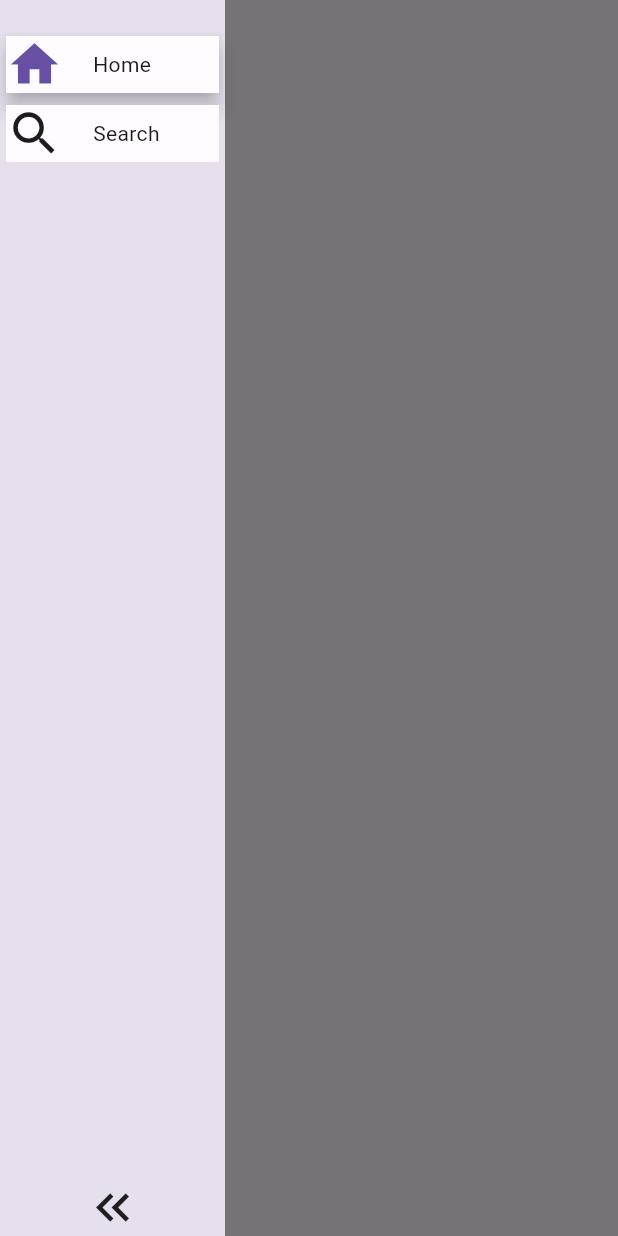
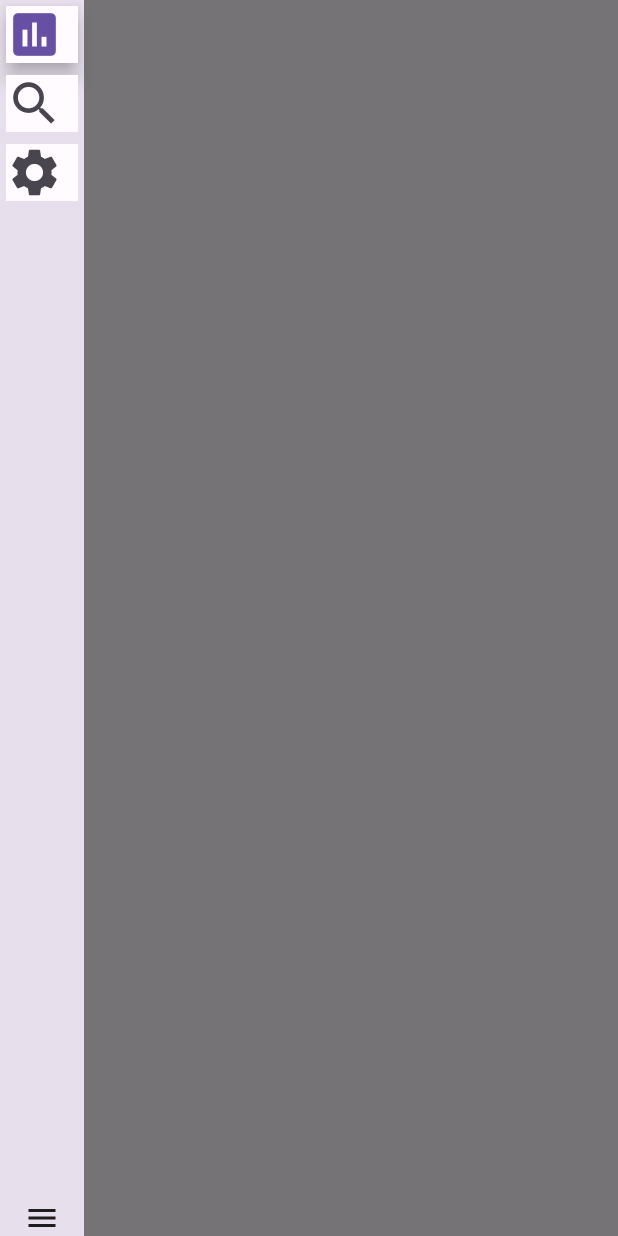
Before and after one commit to jairoLAlves/b3-stocks-price, a Flutter app: the screen it shows after launch, with the side drawer open, on a phone screen of 412 x 824 dp. Run offline on Flutter 3.47's test engine with Material 2 defaults, Android fonts, the phone set to English and light mode, and no system bars; our stand-ins replace dio, flutter_svg, syncfusion_flutter_charts; missing offline and left inert: candlesticks_plus, chart_sparkline, jovial_svg.

Commit message:
atualizando menu principal, adicionando animações no gráfico, e tornando mais responsivo.

```diff
--- a/lib/components/item_menu_principal.dart
+++ b/lib/components/item_menu_principal.dart
@@ -1,58 +1,76 @@
 import 'package:flutter/material.dart';
 
 import '../model/Item_menu_principal_model.dart';
+import 'package:provider/provider.dart';
 
-class ItemMenuPrincipal extends StatefulWidget {
+import '../providers/menu_principal_provider.dart';
+
+class ItemMenuPrincipal extends StatelessWidget {
   final ItemMenuPrincipalModel item;
-  final AnimationController animationController;
+  final bool isSelected;
+  final void Function() onTap;
+  final AnimationController animatedController;
 
   const ItemMenuPrincipal({
     super.key,
     required this.item,
-    required this.animationController,
+    required this.isSelected,
+    required this.onTap,
+    required this.animatedController,
   });
-
-  @override
-  State<ItemMenuPrincipal> createState() => _ItemMenuPrincipalState();
-}
-
-class _ItemMenuPrincipalState extends State<ItemMenuPrincipal> {
-  late Animation<double> widthAnimation;
-  @override
-  void initState() {
-    super.initState();
-    widthAnimation =
-        Tween<double>(begin: 150, end: 50).animate(widget.animationController);
-  }
 
   @override
   Widget build(BuildContext context) {
     return InkWell(
-      onTap: widget.item.onTap,
-      child: Container(
-        width: widthAnimation.value,
+      onTap: () {
+        if (!isSelected) item.onTap();
+        onTap();
+      },
+      child: Consumer<MenuPrincipalProvider>(
+        builder: (context, controllerMenu, child) {
+          return ValueListenableBuilder(
+            valueListenable: controllerMenu.progressAnimated,
+            builder: (context, value, child) {
+              return Container(
+                // width: animationWidth.controllerMenu,
                 child: Card(
-          shape: const RoundedRectangleBorder(borderRadius: BorderRadius.zero),
-          color: Theme.of(context).colorScheme.background,
-          elevation: widget.item.isSelected ? 5 : 0,
+                  shape: const RoundedRectangleBorder(
+                      borderRadius: BorderRadius.zero),
+                  //color: Theme.of(context).colorScheme.background,
+                  elevation: isSelected ? 5 : 0,
                   child: Row(
                     children: [
                       Icon(
-                widget.item.icon,
+                        item.icon,
                         size: 38,
-                color: widget.item.isSelected
+                        color: isSelected
                             ? Theme.of(context).colorScheme.primary
-                    : Theme.of(context).colorScheme.onSurface,
+                            : Theme.of(context).colorScheme.onSurfaceVariant,
                       ),
-              if (widthAnimation.value > 110) ...[
-                const SizedBox(
-                  width: 20,
+                      if (value >= 0.6 && animatedController.isAnimating ||
+                          controllerMenu.isCollapsedMenu.value &&
+                              !animatedController.isAnimating)
+                        AnimatedContainer(
+                          curve: Curves.linearToEaseOut,
+                          duration: const Duration(milliseconds: 1000),
+                          child: Text(
+                            item.title,
+                            style: isSelected
+                                ? TextStyle(
+                                    fontWeight: FontWeight.bold,
+                                    color:
+                                        Theme.of(context).colorScheme.primary,
+                                  )
+                                : const TextStyle(),
                           ),
-                Text(widget.item.title),
-              ]
+                        )
                     ],
                   ),
                 ),
+              );
+            },
+          );
+        },
       ),
     );
   }
--- a/lib/components/navigation_drawer_principal.dart
+++ b/lib/components/navigation_drawer_principal.dart
@@ -1,8 +1,9 @@
 import 'package:flutter/material.dart';
-
 import '../model/Item_menu_principal_model.dart';
+import '../providers/menu_principal_provider.dart';
 import '../routes/routes_pages.dart';
 import 'item_menu_principal.dart';
+import 'package:provider/provider.dart';
 
 class NavigationDrawerPrincipal extends StatefulWidget {
   const NavigationDrawerPrincipal({super.key});
@@ -14,40 +15,27 @@ class NavigationDrawerPrincipal extends StatefulWidget {
 
 class _NavigationDrawerPrincipalState extends State<NavigationDrawerPrincipal>
     with SingleTickerProviderStateMixin {
-  final double maxWidth = 150.0;
-  final double minWidth = 50.0;
-  late AnimationController _animationController;
-  late Animation<double> widthAnimation;
+  late final AnimationController _animatedController;
+  late final MenuPrincipalProvider controller;
 
   @override
   void initState() {
     super.initState();
-    _animationController = AnimationController(
-      vsync: this,
-      duration: const Duration(seconds: 1),
-    );
-    widthAnimation = Tween<double>(begin: maxWidth, end: minWidth)
-        .animate(_animationController);
+    controller = context.read<MenuPrincipalProvider>();
+    _animatedController = AnimationController(
+        vsync: this, duration: const Duration(milliseconds: 2000));
+    _animatedController.addListener(() {
+      controller.progressAnimated.value = _animatedController.value;
+    });
   }
 
   @override
   void dispose() {
     super.dispose();
-    _animationController.dispose();
+    _animatedController.dispose();
   }
 
-  bool isExpanded = false;
-  void setIsExpanded() => setState(() {
-        isExpanded = !isExpanded;
-        isExpanded
-            ? _animationController.forward()
-            : _animationController.reverse();
-      });
-
   Widget buildHeader(BuildContext context) => Container(
-        height: 20,
-        color: Theme.of(context).colorScheme.primary,
-        padding: EdgeInsets.only(top: MediaQuery.of(context).padding.top),
         child: Column(
           children: const [],
         ),
@@ -55,68 +43,83 @@ class _NavigationDrawerPrincipalState extends State<NavigationDrawerPrincipal>
 
   @override
   Widget build(BuildContext context) {
-    //final bool isExpanded = MediaQuery.of(context).size.width >= 640;
+    bool bigSize = MediaQuery.of(context).size.width >= 640;
 
     final List<ItemMenuPrincipalModel> intensMenuPrincipal = [
       ItemMenuPrincipalModel(
-        title: 'Home',
-        icon: Icons.home,
-        index: 0,
-        isSelected: ItemMenuPrincipalModel.indexSelected == 0,
+        title: 'Dashboard',
+        icon: Icons.insert_chart,
         onTap: () {
-          if (ItemMenuPrincipalModel.indexSelected != 0) {
-            //Navigator.pop(context);
+          setState(() {
             Navigator.of(context).pushReplacementNamed(RoutesPages.HOME);
-            ItemMenuPrincipalModel.indexSelected = 0;
-          }
+          });
         },
       ),
       ItemMenuPrincipalModel(
         title: 'Search',
         icon: Icons.search,
-        index: 1,
-        isSelected: ItemMenuPrincipalModel.indexSelected == 1,
         onTap: () {
-          if (ItemMenuPrincipalModel.indexSelected != 1) {
-            //Navigator.pop(context);
+          setState(() {
             Navigator.of(context)
                 .pushReplacementNamed(RoutesPages.STOCKSSEARCH);
-            ItemMenuPrincipalModel.indexSelected = 1;
-          }
+          });
+        },
+      ),
+      ItemMenuPrincipalModel(
+        title: 'Settings',
+        icon: Icons.settings,
+        onTap: () {
+          setState(() {
+            Navigator.of(context).pushReplacementNamed(RoutesPages.SETTINGS);
+          });
         },
       ),
     ];
 
-    return AnimatedBuilder(
-      animation: _animationController,
-      builder: (context, child) {
-        return Container(
+    return Consumer<MenuPrincipalProvider>(builder: (context, value, _) {
+      return AnimatedContainer(
+        curve: Curves.easeInBack,
+        duration: Duration(seconds: 1),
         color: Theme.of(context).colorScheme.surfaceVariant,
         height: MediaQuery.of(context).size.height,
-          width: widthAnimation.value,
+        width: value.isCollapsedMenu.value ? value.maxWidth : value.minWidth,
         child: Column(
           mainAxisAlignment: MainAxisAlignment.spaceBetween,
           children: [
             buildHeader(context),
             Expanded(
-                child: ListView.builder(
+              child: ListView.separated(
+                separatorBuilder: (context, index) {
+                  return Container();
+                },
                 itemCount: intensMenuPrincipal.length,
                 itemBuilder: (context, index) => ItemMenuPrincipal(
+                  //key: ObjectKey(index),
                   item: intensMenuPrincipal[index],
-                    animationController: _animationController,
+                  isSelected: index == value.currentSelectedIndex.value,
+                  animatedController: _animatedController,
+
+                  onTap: () {
+                    setState(() {
+                      value.currentSelectedIndex.value = index;
+                    });
+                  },
                 ),
               ),
             ),
             InkWell(
-                onTap: setIsExpanded,
+              onTap: () => setState(() {
+                value.isCollapsedMenu.value = !value.isCollapsedMenu.value;
+                value.isCollapsedMenu.value
+                    ? _animatedController.forward()
+                    : _animatedController.reverse();
+              }),
               child: Row(
                 mainAxisAlignment: MainAxisAlignment.center,
                 children: [
-                    Icon(
-                      isExpanded
-                          ? Icons.keyboard_double_arrow_right
-                          : Icons.keyboard_double_arrow_left,
-                      size: 38,
+                  AnimatedIcon(
+                    icon: AnimatedIcons.menu_close,
+                    progress: _animatedController,
                   ),
                 ],
               ),
@@ -124,7 +127,6 @@ class _NavigationDrawerPrincipalState extends State<NavigationDrawerPrincipal>
           ],
         ),
       );
-      },
-    );
+    });
   }
 }
--- a/lib/main.dart
+++ b/lib/main.dart
@@ -1,9 +1,11 @@
 import 'dart:io';
 
 import 'package:b3_price_stocks/mockdata/mock_data.dart';
+import 'package:b3_price_stocks/pages/settings_page.dart';
 import 'package:b3_price_stocks/pages/stock_detail_page.dart';
 import 'package:b3_price_stocks/pages/stocks_search_page.dart';
 import 'package:b3_price_stocks/pages/home_page.dart';
+import 'package:b3_price_stocks/providers/menu_principal_provider.dart';
 import 'package:b3_price_stocks/providers/stocks_provider.dart';
 import 'package:b3_price_stocks/routes/routes_pages.dart';
 import 'package:b3_price_stocks/src/shared/themes/themes.dart';
@@ -35,6 +37,8 @@ class MyApp extends StatelessWidget {
         providers: [
           ChangeNotifierProvider<StocksProvider>(
               create: (ctx) => StocksProvider()),
+          ChangeNotifierProvider<MenuPrincipalProvider>(
+              create: (ctx) => MenuPrincipalProvider()),
         ],
         child: MaterialApp(
           debugShowCheckedModeBanner: false,
@@ -47,6 +51,7 @@ class MyApp extends StatelessWidget {
             RoutesPages.HOME: (ctx) => const HomePage(),
             RoutesPages.STOCKSSEARCH: (ctx) => const StocksSearchPage(),
             RoutesPages.STOCKDETAIL: (ctx) => const StockDetail(),
+            RoutesPages.SETTINGS: (ctx) => const SettingsPage(),
           },
         ));
   }
--- a/lib/model/Item_menu_principal_model.dart
+++ b/lib/model/Item_menu_principal_model.dart
@@ -3,18 +3,14 @@ import 'package:flutter/material.dart';
 class ItemMenuPrincipalModel {
   final String title;
   final IconData icon;
-  final int index;
-  final bool isSelected;
+
+
   final void Function() onTap;
-  static int indexSelected = 0;
 
   ItemMenuPrincipalModel({
     required this.title,
     required this.icon,
-    required this.index,
-    required this.isSelected,
+
     required this.onTap,
   });
-
-  bool get getIsSelected => index == ItemMenuPrincipalModel.indexSelected;
 }
--- a/lib/pages/home_page.dart
+++ b/lib/pages/home_page.dart
@@ -1,24 +1,15 @@
-import 'package:b3_price_stocks/routes/routes_pages.dart';
 import 'package:flutter/material.dart';
+import '../components/navigation_drawer_principal.dart';
 
-import '../components/item_menu_principal.dart';
-import '../components/navigation_drawer_principal.dart';
-import '../model/Item_menu_principal_model.dart';
-
-class HomePage extends StatefulWidget {
+class HomePage extends StatelessWidget {
   const HomePage({super.key});
 
-  @override
-  State<HomePage> createState() => _HomePageState();
-}
-
-class _HomePageState extends State<HomePage> {
   @override
   Widget build(BuildContext context) {
     bool bigSize = MediaQuery.of(context).size.width >= 640;
     return Scaffold(
-      drawer: bigSize ? null :  const NavigationDrawerPrincipal(),
-      appBar: bigSize ? null : AppBar(),
+      drawer: bigSize ? null : const NavigationDrawerPrincipal(),
+      appBar: AppBar(),
       body: Row(
         children: [
           if (bigSize) const NavigationDrawerPrincipal(),
--- /dev/null
+++ b/lib/providers/menu_principal_provider.dart
@@ -0,0 +1,12 @@
+import 'package:flutter/material.dart';
+
+class MenuPrincipalProvider with ChangeNotifier {
+  ValueNotifier<int> currentSelectedIndex = ValueNotifier<int>(0);
+  ValueNotifier<bool> isCollapsedMenu = ValueNotifier<bool>(false);
+  ValueNotifier<double> progressAnimated = ValueNotifier<double>(0);
+
+  final double maxWidth = 150;
+  final double minWidth = 56;
+
+
+}
--- a/lib/routes/routes_pages.dart
+++ b/lib/routes/routes_pages.dart
@@ -2,4 +2,5 @@ class RoutesPages {
   static const String HOME = '/';
   static const String STOCKSSEARCH = '/stocks_search';
   static const String STOCKDETAIL = '/stock_detail';
+  static const String SETTINGS = '/settings';
 }
```
Also changed, not shown: lib/components/graphic_line_stock.dart (+12 -8 lines), lib/components/historical_price_choicechip.dart (+29 -7 lines), lib/components/item_list_stocks.dart (+36 -30 lines), lib/pages/settings_page.dart (added, +14 -0 lines), pubspec.lock. Lines whose indentation alone changed are shown as unchanged.
